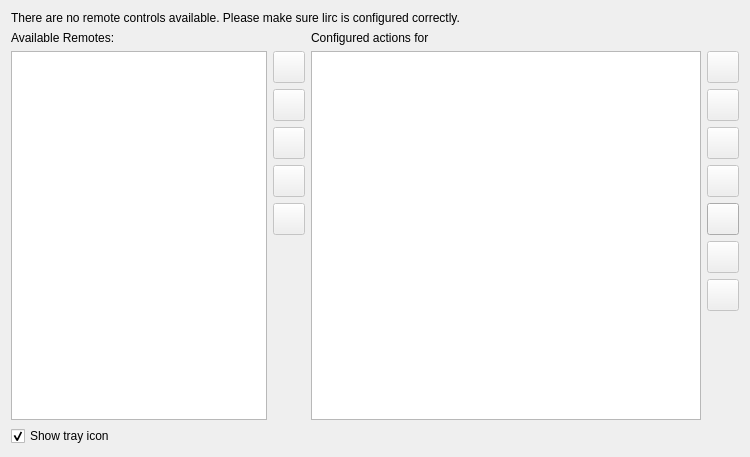
Before: the Qt Designer form kcmremotecontrol/configurationwidget.ui in KDE/kremotecontrol, drawn with Qt 5.
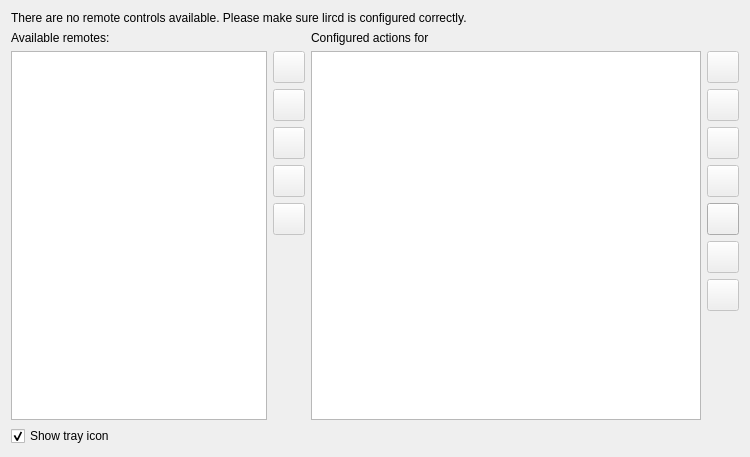
After: the same form once the commit is applied. Custom widgets are drawn as their Qt base class.

Commit message: make casing of UI elements consistent

What changed in the file:
```diff
--- a/kcmremotecontrol/configurationwidget.ui
+++ b/kcmremotecontrol/configurationwidget.ui
@@ -24,7 +24,7 @@
       </size>
      </property>
      <property name="text">
-      <string>Available Remotes:</string>
+      <string>Available remotes:</string>
      </property>
      <property name="wordWrap">
       <bool>false</bool>
@@ -402,7 +402,7 @@
    <item row="0" column="0" colspan="4">
     <widget class="QLabel" name="lNoRemotesWarning">
      <property name="text">
-      <string>There are no remote controls available. Please make sure lirc is configured correctly.</string>
+      <string>There are no remote controls available. Please make sure lircd is configured correctly.</string>
      </property>
     </widget>
    </item>
```
Left out of the diff: 22 changed lines with no effect on the pictures.
